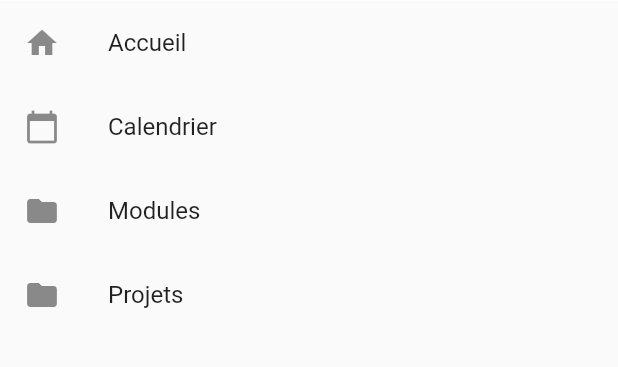
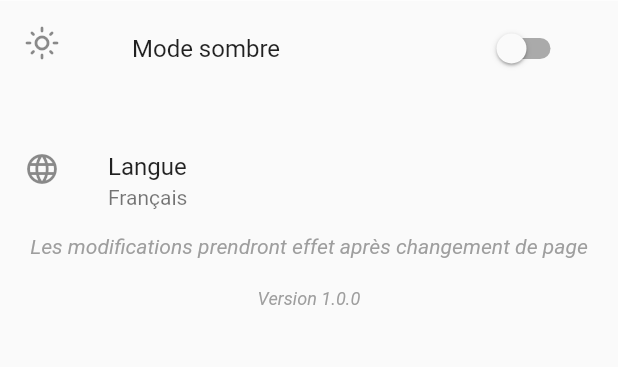
Before and after one commit to Austin-William/AppliTech, a Flutter app: the SettingsPage screen opened by its route, on a phone screen of 412 x 824 dp, the part 67-434 px from its top. Run offline on Flutter 3.47's test engine with Material 2 defaults, Android fonts, the phone set to English and light mode, and no system bars.

Commit message:
[ADD] global variable and switch theme dark/light only for appbar

```diff
--- a/lib/app.dart
+++ b/lib/app.dart
@@ -17,7 +17,7 @@ class AppliTech extends StatelessWidget {
         primarySwatch: Colors.blue,
       ),
       routes: {
-        '/': (context) => const Home(),
+        '/': (context) => const Login(),
         '/login': (context) => const Login(),
         '/home': (context) => const Home(),
         '/notes': (context) => const NotesPage(),
--- a/lib/components/appbar.dart
+++ b/lib/components/appbar.dart
@@ -1,5 +1,6 @@
 import 'package:flutter/material.dart';
 import 'package:flutter/services.dart';
+import 'package:applitech/global/variables.dart' as global;
 
 // Appbar personnalisé en tant que component pour pouvoir l'implémenter partout
 
@@ -26,9 +27,9 @@ class _CustomAppBarState extends State<CustomAppBar> {
       leading: Builder(
         builder: (context) {
           return IconButton(
-            icon: const Icon(
+            icon: Icon(
               Icons.menu,
-              color: Colors.black,
+              color: global.isThemeDark ? Colors.white : Colors.black,
             ),
             onPressed: () => Scaffold.of(context).openDrawer(),
           );
@@ -36,20 +37,23 @@ class _CustomAppBarState extends State<CustomAppBar> {
       ),
       title: Text(
         widget.title,
-        style: const TextStyle(
-          color: Colors.black,
+        style: TextStyle(
+          color: global.isThemeDark ? Colors.white : Colors.black,
           fontSize: 18,
         ),
       ),
       centerTitle: true,
       elevation: 0,
-      systemOverlayStyle: const SystemUiOverlayStyle(
-        statusBarColor: Colors.transparent,
-        statusBarIconBrightness: Brightness.light,
-        statusBarBrightness: Brightness.light,
+      systemOverlayStyle: SystemUiOverlayStyle(
+        statusBarColor:
+            global.isThemeDark ? Colors.transparent : Colors.black12,
+        statusBarIconBrightness:
+            global.isThemeDark ? Brightness.light : Brightness.dark,
+        statusBarBrightness:
+            global.isThemeDark ? Brightness.light : Brightness.dark,
       ),
-      backgroundColor: Colors.white,
-      shadowColor: Colors.black,
+      backgroundColor: global.isThemeDark ? Colors.black : Colors.white,
+      shadowColor: global.isThemeDark ? Colors.white : Colors.black,
     );
   }
 }
--- a/lib/components/color.dart
+++ /dev/null
@@ -1,3 +0,0 @@
-import 'package:flutter/material.dart';
-
-// Pour changer theme sombre/clair
--- a/lib/components/drawer.dart
+++ b/lib/components/drawer.dart
@@ -1,4 +1,5 @@
 import 'package:flutter/material.dart';
+import 'package:applitech/global/variables.dart' as global;
 
 class CustomDrawer extends StatefulWidget {
   const CustomDrawer({Key? key}) : super(key: key);
@@ -105,6 +106,7 @@ class _CustomDrawerState extends State<CustomDrawer> {
             leading: const Icon(Icons.exit_to_app),
             title: const Text("Se déconnecter"),
             onTap: () {
+              global.isLoggedIn = false;
               Navigator.of(context).popAndPushNamed('/login');
             },
           ),
--- /dev/null
+++ b/lib/global/variables.dart
@@ -0,0 +1,10 @@
+library applitech.globals;
+
+bool isLoggedIn = false;
+bool isThemeDark = false;
+
+String userName = "";
+String userEmail = "";
+String userPassword = "";
+
+String version = "1.0.0";
--- a/lib/pages/home.dart
+++ b/lib/pages/home.dart
@@ -5,6 +5,7 @@ import 'package:applitech/pages/routes/projects_page.dart';
 import 'package:flutter/material.dart';
 import 'package:applitech/components/appbar.dart';
 import 'package:applitech/components/drawer.dart';
+import 'package:applitech/global/variables.dart' as global;
 
 // Affiche la page d'accueil avec les tabview
 
--- a/lib/pages/login.dart
+++ b/lib/pages/login.dart
@@ -1,5 +1,5 @@
-import 'package:flutter/cupertino.dart';
 import 'package:flutter/material.dart';
+import 'package:applitech/global/variables.dart' as global;
 
 class Login extends StatefulWidget {
   const Login({Key? key}) : super(key: key);
@@ -127,6 +127,7 @@ class _LoginState extends State<Login> {
                           }
                         } else {
                           errorMessage = '';
+                          global.isLoggedIn = true;
                           Navigator.popAndPushNamed(context, '/home');
                         }
                       }
--- a/lib/pages/routes/settings_page.dart
+++ b/lib/pages/routes/settings_page.dart
@@ -1,10 +1,7 @@
-import 'package:applitech/pages/routes/calendar_page.dart';
-import 'package:applitech/pages/routes/home_page.dart';
-import 'package:applitech/pages/routes/module_page.dart';
-import 'package:applitech/pages/routes/projects_page.dart';
 import 'package:flutter/material.dart';
 import 'package:applitech/components/appbar.dart';
 import 'package:applitech/components/drawer.dart';
+import 'package:applitech/global/variables.dart' as global;
 
 // Affiche la page d'accueil avec les tabview
 
@@ -27,44 +24,49 @@ class _SettingsPageState extends State<SettingsPage> {
       body: ListView(
         children: <Widget>[
           ListTile(
-            leading: Icon(Icons.home),
-            title: Text('Accueil'),
-            onTap: () {
-              Navigator.push(
-                context,
-                MaterialPageRoute(builder: (context) => HomePage()),
-              );
-            },
+            leading: const Icon(Icons.light_mode_outlined),
+            title: SwitchListTile(
+              title: const Text('Mode sombre'),
+              value: global.isThemeDark,
+              onChanged: (bool value) {
+                setState(
+                  () {
+                    global.isThemeDark = value;
+                  },
+                );
+              },
+            ),
           ),
-          ListTile(
-            leading: Icon(Icons.calendar_today),
-            title: Text('Calendrier'),
-            onTap: () {
-              Navigator.push(
-                context,
-                MaterialPageRoute(builder: (context) => CalendarPage()),
-              );
-            },
+          const SizedBox(
+            height: 20,
           ),
-          ListTile(
-            leading: Icon(Icons.folder),
-            title: Text('Modules'),
-            onTap: () {
-              Navigator.push(
-                context,
-                MaterialPageRoute(builder: (context) => ModulePage()),
-              );
-            },
+          const ListTile(
+            leading: Icon(Icons.language_outlined),
+            title: Text('Langue'),
+            subtitle: Text('Français'),
           ),
-          ListTile(
-            leading: Icon(Icons.folder),
-            title: Text('Projets'),
-            onTap: () {
-              Navigator.push(
-                context,
-                MaterialPageRoute(builder: (context) => ProjectsPage()),
-              );
-            },
+          const Center(
+            child: Text(
+              'Les modifications prendront effet après changement de page',
+              style: TextStyle(
+                fontSize: 14,
+                color: Colors.grey,
+                fontStyle: FontStyle.italic,
+              ),
+            ),
+          ),
+          const SizedBox(
+            height: 20,
+          ),
+          Center(
+            child: Text(
+              'Version ${global.version}',
+              style: const TextStyle(
+                fontSize: 12,
+                color: Colors.grey,
+                fontStyle: FontStyle.italic,
+              ),
+            ),
           ),
         ],
       ),
```
